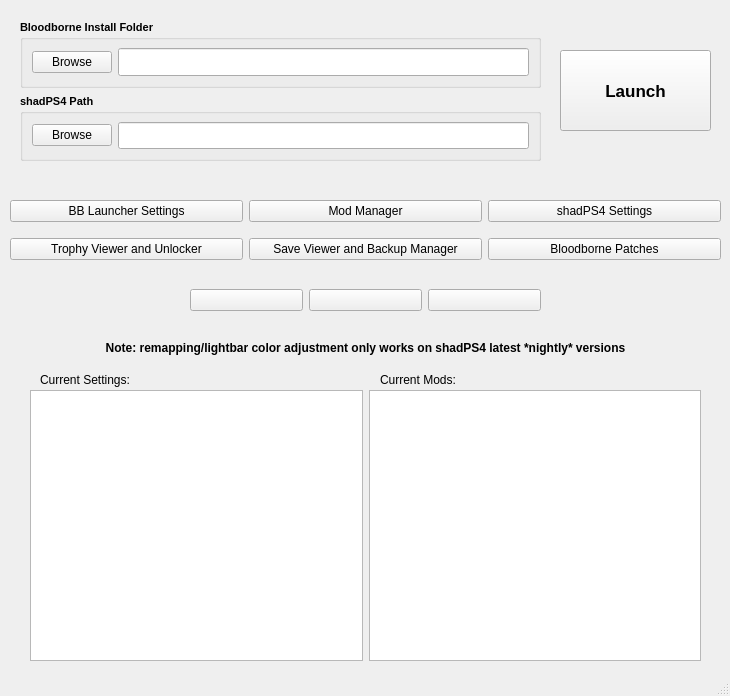
Old version of the form modules/bblauncher.ui in the repository rainmakerv3/BB_Launcher.
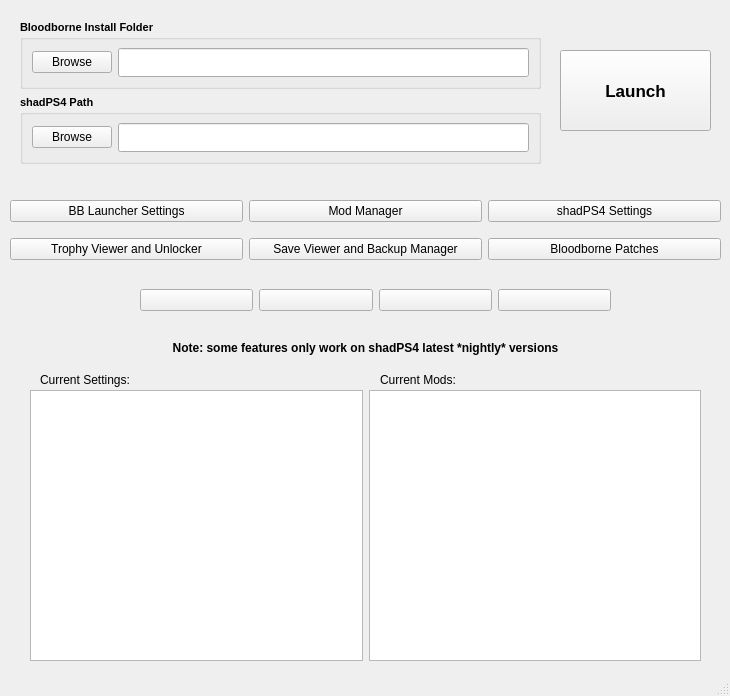
New version of the form.

```diff
--- a/modules/bblauncher.ui
+++ b/modules/bblauncher.ui
@@ -193,7 +193,7 @@
       <x>20</x>
       <y>20</y>
       <width>521</width>
-      <height>141</height>
+      <height>144</height>
      </rect>
     </property>
     <layout class="QVBoxLayout" name="verticalLayout_2">
@@ -331,9 +331,9 @@
    <widget class="QWidget" name="horizontalLayoutWidget">
     <property name="geometry">
      <rect>
-      <x>190</x>
+      <x>140</x>
       <y>260</y>
-      <width>351</width>
+      <width>471</width>
       <height>80</height>
      </rect>
     </property>
@@ -371,6 +371,13 @@
        </property>
       </widget>
      </item>
+     <item>
+      <widget class="QPushButton" name="HotkeyButton">
+       <property name="text">
+        <string/>
+       </property>
+      </widget>
+     </item>
     </layout>
    </widget>
    <widget class="QLabel" name="label_3">
@@ -388,7 +395,7 @@
      </font>
     </property>
     <property name="text">
-     <string>Note: remapping/lightbar color adjustment only works on shadPS4 latest *nightly* versions</string>
+     <string>Note: some features only work on shadPS4 latest *nightly* versions</string>
     </property>
     <property name="alignment">
      <set>Qt::AlignmentFlag::AlignCenter</set>
```
